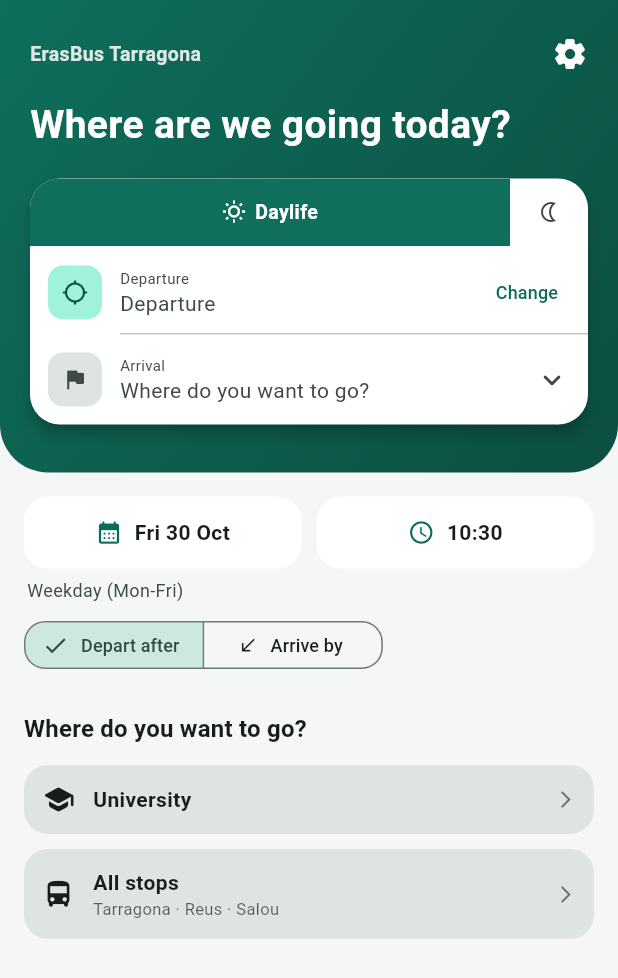
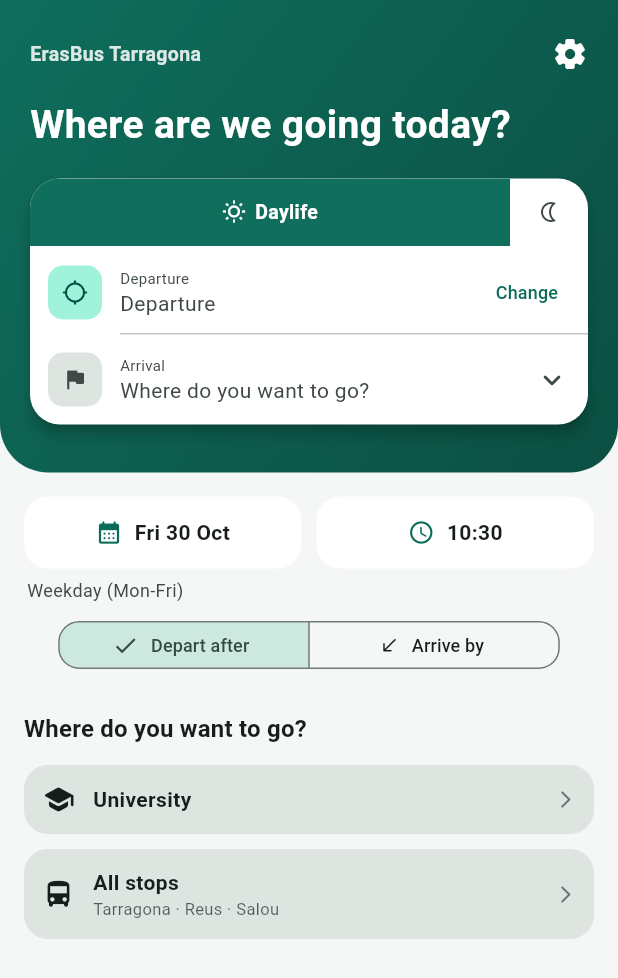
Before and after one commit to Eddi03R/BUS-Tarragona-Reus, a Flutter app: the screen it shows after launch, on a phone screen of 412 x 824 dp. Shown: the top 978 px of the screen. Run offline on Flutter 3.47's test engine with Material 3 defaults, Android fonts, the phone set to English and light mode, and no system bars; our stand-ins replace geolocator, share_plus, shared_preferences; generated files the repository leaves out were written again.

Commit message:
fix(halloween): colori più leggibili + zucche + bottone centrato
- onSurfaceVariant più brillante (0xFFEBCE8A) per testo secondario leggibile
- surfaceContainerHighest più chiaro per card categoria
- Decorazione header: 🎃🕷️🕸️ + testo HALLOWEEN più grande (15px) e arancio caldo
- 🎃 in "ErasBus Tarragona" e "Dove vuoi andare?" quando Halloween attivo
- SegmentedButton centrato con FractionallySizedBox(widthFactor: 0.88)

Co-Authored-By: Claude Sonnet 4.6 <noreply@anthropic.com>

```diff
--- a/lib/screens/home_screen.dart
+++ b/lib/screens/home_screen.dart
@@ -406,7 +406,9 @@ class _HomeScreenState extends State<HomeScreen> {
               mainAxisAlignment: MainAxisAlignment.spaceBetween,
               children: [
                 Text(
-                  'ErasBus Tarragona',
+                  ThemeController.instance.isHalloween
+                      ? '🎃 ErasBus Tarragona'
+                      : 'ErasBus Tarragona',
                   style: TextStyle(
                     color: onSeed.withValues(alpha: 0.85),
                     fontSize: 13,
@@ -457,17 +459,18 @@ class _HomeScreenState extends State<HomeScreen> {
               child: Row(
                 mainAxisAlignment: MainAxisAlignment.spaceBetween,
                 children: [
-                  const Text('🕷️🕸️', style: TextStyle(fontSize: 22)),
+                  const Text('🎃🕸️🕷️', style: TextStyle(fontSize: 20)),
                   const Text(
-                    '💀  H A L L O W E E N  💀',
+                    '💀  HALLOWEEN  💀',
                     style: TextStyle(
-                      fontSize: 11,
+                      fontSize: 15,
                       fontWeight: FontWeight.w900,
-                      color: Color(0xFFFF6B00),
-                      letterSpacing: 1.5,
+                      color: Color(0xFFFFAA44),
+                      letterSpacing: 2.5,
+                      shadows: [Shadow(color: Colors.black87, blurRadius: 6)],
                     ),
                   ),
-                  const Text('🕸️🕷️', style: TextStyle(fontSize: 22)),
+                  const Text('🕷️🕸️🎃', style: TextStyle(fontSize: 20)),
                 ],
               ),
             ),
@@ -713,7 +716,10 @@ class _HomeScreenState extends State<HomeScreen> {
             ),
           ),
           const SizedBox(height: 8),
-          SegmentedButton<SearchMode>(
+          Center(
+            child: FractionallySizedBox(
+              widthFactor: 0.88,
+              child: SegmentedButton<SearchMode>(
                 style: SegmentedButton.styleFrom(visualDensity: VisualDensity.compact),
                 segments: [
                   ButtonSegment(
@@ -729,6 +735,8 @@ class _HomeScreenState extends State<HomeScreen> {
                 ],
                 selected: {_mode},
                 onSelectionChanged: (s) => setState(() => _mode = s.first),
+              ),
+            ),
           ),
           const SubscriptionBanner(),
           if (favorites.isNotEmpty) ...[
@@ -761,12 +769,21 @@ class _HomeScreenState extends State<HomeScreen> {
             ),
           ],
           const SizedBox(height: 24),
+          Row(
+            children: [
+              if (ThemeController.instance.isHalloween)
+                const Padding(
+                  padding: EdgeInsets.only(right: 8),
+                  child: Text('🎃', style: TextStyle(fontSize: 22)),
+                ),
               Text(
                 l.whereDoYouWantToGo,
                 style: Theme.of(context)
                     .textTheme
                     .titleMedium
                     ?.copyWith(fontWeight: FontWeight.w700),
+              ),
+            ],
           ),
           const SizedBox(height: 12),
           _CategoryCard(
```
Also changed, not shown: lib/theme/app_theme.dart (+8 -8 lines). Lines whose indentation alone changed are shown as unchanged.
